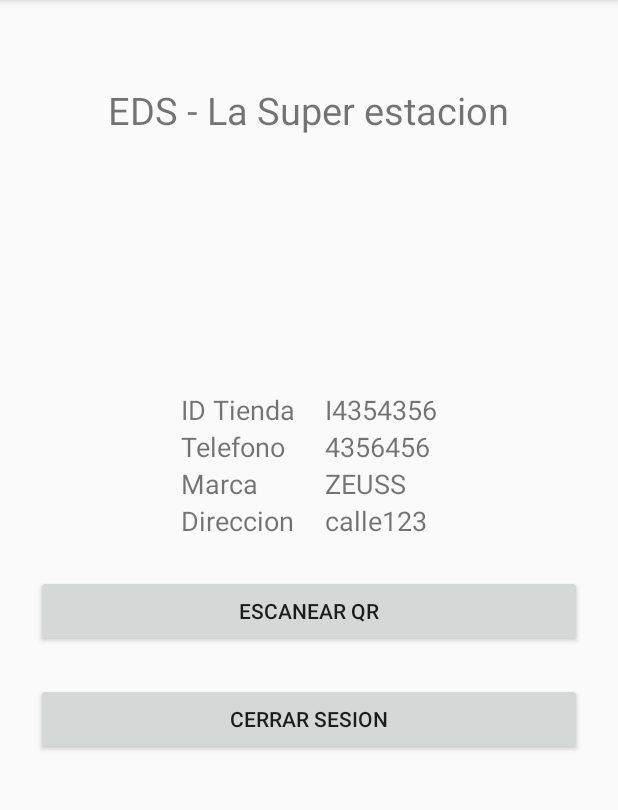
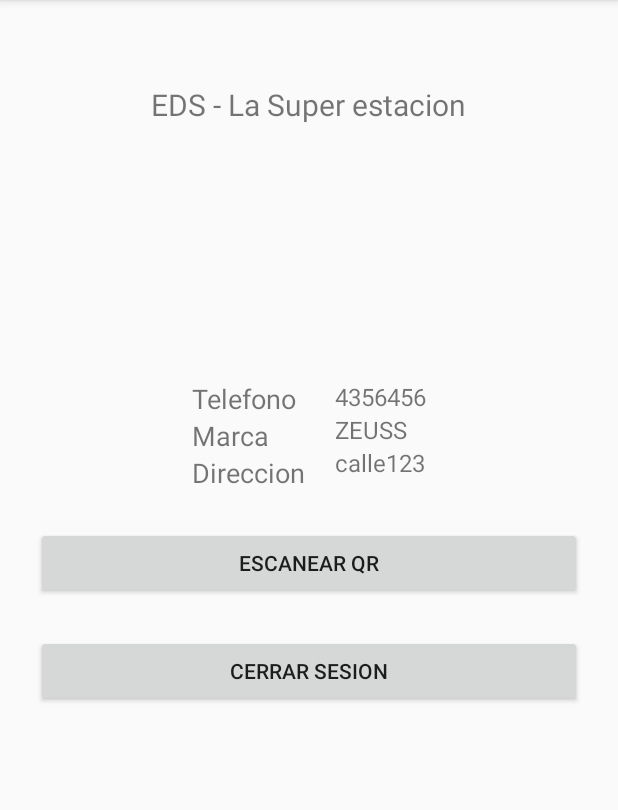
Before and after one commit to ccpinzon2/LectorQrMIEDS, an Android app: the UsuarioActivity screen opened directly, with no data from a screen before it, on a phone screen of 412 x 824 dp, the part 84-894 px from its top. Run offline under Robolectric (Android 15) with nearby library versions, the phone set to English and light mode, and no system bars; libraries missing offline, so code that uses them is left out: com.facebook.drawee, com.karumi.dexter, me.dm7.barcodescanner; plain views replace SimpleDraweeView; pictures from the network do not load; 16 statements that could not run were skipped.

```diff
--- a/app/src/main/java/com/example/cristhianpinzon/lectorqr/UsuarioActivity.java
+++ b/app/src/main/java/com/example/cristhianpinzon/lectorqr/UsuarioActivity.java
@@ -34,7 +34,6 @@
     private static final String TAG = "UsuarioActivity";
 
     private TextView _txtNombreTipo;
-    private TextView _txtIdTienda;
     private TextView _txtDireccion;
     private TextView _txtTelefono;
     private TextView _txtMarca;
@@ -66,7 +65,6 @@
 
     private void beginComponets() {
         _txtNombreTipo = (TextView) findViewById(R.id.txtNombreTipo);
-        _txtIdTienda = (TextView) findViewById(R.id.txtIdTienda);
         _txtDireccion = (TextView) findViewById(R.id.txtDireccion);
         _txtTelefono = (TextView) findViewById(R.id.txtTelefono);
         _txtMarca = (TextView) findViewById(R.id.txtMarca);
@@ -97,7 +95,6 @@
         user = databaseAccess.getUsers().get(0);
         Log.e(TAG,user.toString(    ));
         _txtNombreTipo.setText(user.getTipo_tienda() + " - " + user.getNombre_tienda());
-        _txtIdTienda.setText(user.getId_tienda());
         _txtDireccion.setText(user.getDireccion_tienda());
         _txtTelefono.setText(user.getTelefono_tienda());
         _txtMarca.setText(user.getMarca_tienda());
--- a/app/src/main/res/layout/activity_usuario.xml
+++ b/app/src/main/res/layout/activity_usuario.xml
@@ -26,7 +26,7 @@
             android:layout_width="wrap_content"
             android:layout_height="wrap_content"
             android:text="EDS - La Super estacion"
-            android:textSize="25sp"
+            android:textSize="20sp"
             android:paddingBottom="20dp"/>
 
 
@@ -66,11 +66,6 @@
                 android:layout_height="wrap_content"
                 android:paddingRight="20dp">
 
-                <TextView
-                    android:layout_width="match_parent"
-                    android:layout_height="wrap_content"
-                    android:textSize="18sp"
-                    android:text="ID Tienda"/>
 
                 <TextView
                     android:layout_width="match_parent"
@@ -93,20 +88,14 @@
                 android:layout_width="match_parent"
                 android:layout_height="wrap_content">
                 <TextView
-                    android:id="@+id/txtIdTienda"
-                    android:layout_width="match_parent"
-                    android:layout_height="wrap_content"
-                    android:textSize="18sp"
-                    android:text="I4354356"/>
-                <TextView
                     android:id="@+id/txtTelefono"
-                    android:textSize="18sp"
+                    android:textSize="16sp"
                     android:layout_width="match_parent"
                     android:layout_height="wrap_content"
                     android:text="4356456"/>
                 <TextView
                     android:id="@+id/txtMarca"
-                    android:textSize="18sp"
+                    android:textSize="16sp"
                     android:layout_width="match_parent"
                     android:layout_height="wrap_content"
                     android:text="ZEUSS"/>
@@ -114,7 +103,7 @@
                 <TextView
                     android:id="@+id/txtDireccion"
                     android:layout_width="match_parent"
-                    android:textSize="18sp"
+                    android:textSize="16sp"
                     android:layout_height="wrap_content"
                     android:text="calle123"/>
             </LinearLayout>
```
